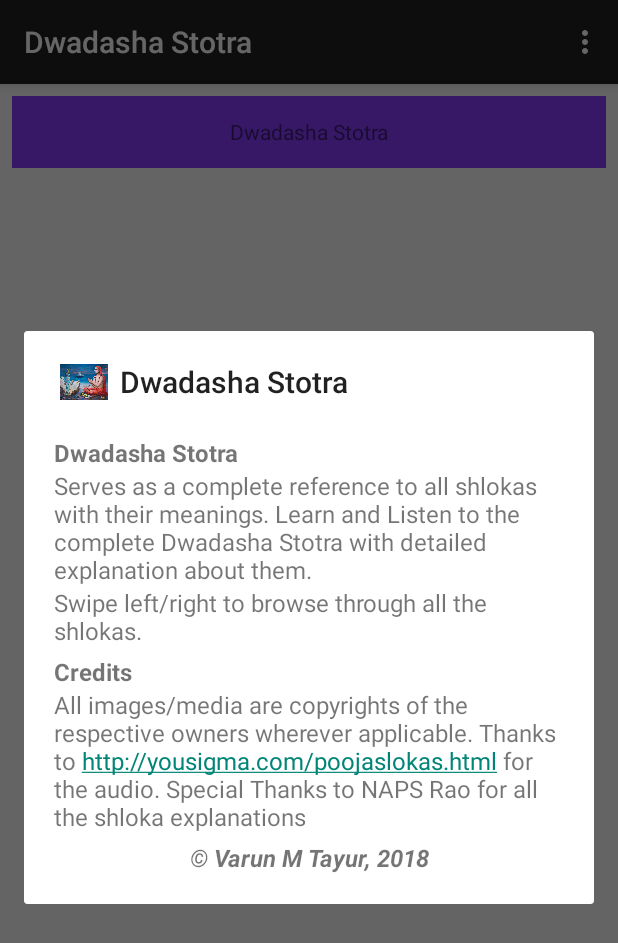
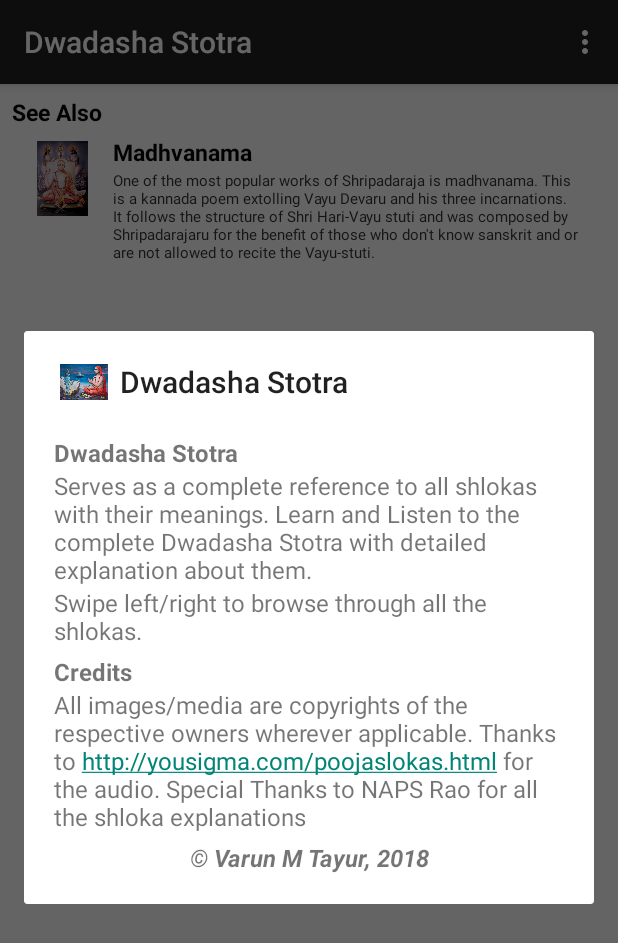
Before and after one commit to varuntayur/DwadashaStotra, an Android app: the screen it shows after launch (HomeActivity), in the options menu, after a tap on "Help", on a phone screen of 412 x 824 dp. Shown: the top 943 px of the screen. Run offline under Robolectric (Android 15) with nearby library versions, the phone set to English and light mode, and no system bars; 2 statements that could not run were skipped.

Commit message:
add madhvanama advt.

```diff
--- a/app/src/main/java/com/vtayur/dwadashastotra/detail/home/HomeActivity.java
+++ b/app/src/main/java/com/vtayur/dwadashastotra/detail/home/HomeActivity.java
@@ -6,6 +6,7 @@ import android.app.ProgressDialog;
 import android.content.Intent;
 import android.content.SharedPreferences;
 import android.content.res.AssetManager;
+import android.net.Uri;
 import android.os.AsyncTask;
 import android.os.Bundle;
 import android.support.v7.app.AppCompatActivity;
@@ -99,8 +100,8 @@ public class HomeActivity extends AppCompatActivity {
             runOnUiThread(new Runnable() {
                 public void run() {
 
-                    TextView viewById = (TextView)findViewById(R.id.txt_title);
-                    viewById.setText(R.string.app_name);
+//                    TextView viewById = (TextView)findViewById(R.id.txt_title);
+//                    viewById.setText(R.string.app_name);
 
                     final List<String> sectionNames = DataProvider.getMenuNames();
                     RecyclerView recyclerView = (RecyclerView) findViewById(R.id.recycler_view);
@@ -147,4 +148,10 @@ public class HomeActivity extends AppCompatActivity {
             return 1l;
         }
     }
+
+    public void launchMadhvanama(View v) {
+        Intent intent = new Intent("android.intent.action.VIEW");
+        intent.setData(Uri.parse("market://details?id=com.vtayur.madhvanama"));
+        startActivity(intent);
+    }
 }
--- a/app/src/main/res/layout/activity_main.xml
+++ b/app/src/main/res/layout/activity_main.xml
@@ -3,13 +3,15 @@
     xmlns:tools="http://schemas.android.com/tools"
     android:layout_width="match_parent"
     android:layout_height="match_parent"
-    android:padding="8dp">
+    android:padding="8dp"
+    android:scrollbars="vertical">
 
+    <!--
     <LinearLayout xmlns:android="http://schemas.android.com/apk/res/android"
+        android:id="@+id/main_view_header"
         android:layout_width="match_parent"
         android:layout_height="wrap_content"
         android:background="#893BFF"
-        android:id="@+id/main_view_header"
         android:orientation="horizontal">
 
         <TextView
@@ -21,13 +23,82 @@
             tools:text="@string/app_name" />
 
     </LinearLayout>
+    -->
 
     <android.support.v7.widget.RecyclerView
         android:id="@+id/recycler_view"
-        android:layout_below="@id/main_view_header"
+        android:layout_width="match_parent"
+        android:layout_height="wrap_content"
         android:orientation="vertical"
+        android:scrollbars="vertical" />
+
+    <LinearLayout xmlns:android="http://schemas.android.com/apk/res/android"
+        xmlns:app="http://schemas.android.com/apk/res-auto"
         android:layout_width="match_parent"
         android:layout_height="match_parent"
-        android:scrollbars="vertical" />
+        android:layout_below="@id/recycler_view"
+        android:orientation="vertical">
+
+        <TextView
+            android:id="@+id/seeAlsoMadhvanama"
+            android:layout_width="wrap_content"
+            android:layout_height="wrap_content"
+            android:layout_alignTop="@+id/madhvanamaAdLayout"
+            android:layout_toRightOf="@+id/madhvanamaAdLayout"
+            android:onClick="launchMadhvanama"
+            android:text="See Also"
+            android:textColor="#040404"
+            android:textSize="15dp"
+            android:textStyle="bold"
+            android:typeface="sans" />
+
+        <RelativeLayout
+            android:layout_width="match_parent"
+            android:layout_height="wrap_content"
+            android:orientation="horizontal"
+            android:padding="5dp">
+
+            <LinearLayout
+                android:id="@+id/madhvanamaAdLayout"
+                android:layout_width="wrap_content"
+                android:layout_height="wrap_content"
+                android:layout_alignParentLeft="true"
+                android:layout_marginRight="5dp"
+                android:padding="3dp">
+
+                <ImageView
+                    android:id="@+id/imageMadhvanama"
+                    android:layout_width="50dp"
+                    android:layout_height="50dp"
+                    android:onClick="launchMadhvanama"
+                    app:srcCompat="@drawable/madhvanama" />
+            </LinearLayout>
+
+            <TextView
+                android:id="@+id/titleMadhvanama"
+                android:layout_width="wrap_content"
+                android:layout_height="wrap_content"
+                android:layout_alignTop="@+id/madhvanamaAdLayout"
+                android:layout_toRightOf="@+id/madhvanamaAdLayout"
+                android:onClick="launchMadhvanama"
+                android:text="Madhvanama"
+                android:textColor="#040404"
+                android:textSize="15dp"
+                android:textStyle="bold"
+                android:typeface="sans" />
+
+            <TextView
+                android:id="@+id/madhvanamaDetails"
+                android:layout_width="match_parent"
+                android:layout_height="wrap_content"
+                android:layout_below="@+id/titleMadhvanama"
+                android:layout_marginTop="1dp"
+                android:layout_toRightOf="@+id/madhvanamaAdLayout"
+                android:onClick="launchMadhvanama"
+                android:text="@string/madhvanamaAdvtText"
+                android:textColor="#343434"
+                android:textSize="10dp" />
+        </RelativeLayout>
+    </LinearLayout>
 
 </RelativeLayout>
--- a/app/src/main/res/values/strings.xml
+++ b/app/src/main/res/values/strings.xml
@@ -14,4 +14,5 @@
     <string name="app_credits">All images/media are copyrights of the respective owners wherever applicable. Thanks to http://yousigma.com/poojaslokas.html for the audio. Special Thanks to NAPS Rao for all the shloka explanations</string>
     <string name="app_author">&#169; Varun M Tayur, 2018</string>
     <string name="app_credits_title">Credits</string>
+    <string name="madhvanamaAdvtText">One of the most popular works of Shripadaraja is madhvanama. This is a kannada poem extolling Vayu Devaru and his three incarnations. It follows the structure of Shri Hari-Vayu stuti and was composed by Shripadarajaru for the benefit of those who don\'t know sanskrit and or are not allowed to recite the Vayu-stuti.</string>
 </resources>
```
